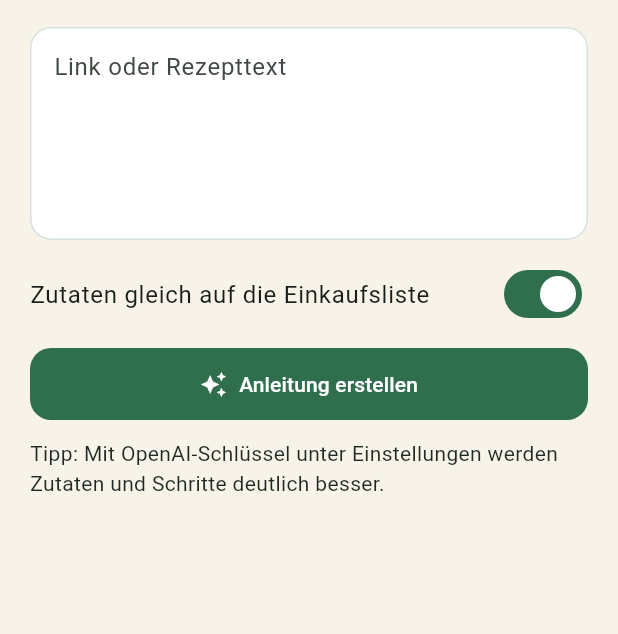
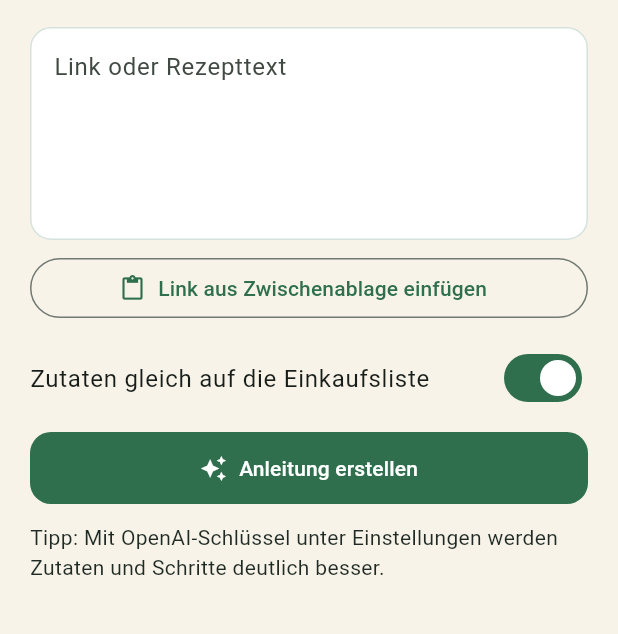
Before and after one commit to bernhardbesser84/rezeptezumnachkochen, a Flutter app: the screen it shows after launch, after a tap on "Jetzt Rezept hinzufügen", on a phone screen of 412 x 824 dp, the part 360-994 px from its top. Run offline on Flutter 3.47's test engine with Material 3 defaults, Android fonts, the phone set to English and light mode, and no system bars; our stand-ins replace app_links, shared_preferences; missing offline and left inert: receive_sharing_intent.

Commit message:
feat: kostenlose iPhone-Web-App (PWA) ohne Apple-Abo
Flutter Web/PWA mit Homescreen-Anleitung, Link-Einfügen-Button,
GitHub-Pages-Deploy und Doku für Safari „Zum Home-Bildschirm“.

Co-authored-by: bernhardbesser84 <bernhardbesser84@users.noreply.github.com>

```diff
--- a/lib/screens/add_recipe_screen.dart
+++ b/lib/screens/add_recipe_screen.dart
@@ -1,8 +1,10 @@
 import 'package:flutter/material.dart';
+import 'package:flutter/services.dart';
 
 import '../services/app_repository.dart';
 import '../services/recipe_extractor.dart';
 import '../theme/app_theme.dart';
+import '../utils/platform_hints.dart';
 
 class AddRecipeScreen extends StatefulWidget {
   const AddRecipeScreen({
@@ -36,6 +38,22 @@ class _AddRecipeScreenState extends State<AddRecipeScreen> {
   void dispose() {
     _controller.dispose();
     super.dispose();
+  }
+
+  Future<void> _pasteFromClipboard() async {
+    final data = await Clipboard.getData(Clipboard.kTextPlain);
+    final text = data?.text?.trim() ?? '';
+    if (text.isEmpty) {
+      if (!mounted) return;
+      ScaffoldMessenger.of(context).showSnackBar(
+        const SnackBar(content: Text('Zwischenablage ist leer.')),
+      );
+      return;
+    }
+    setState(() {
+      _controller.text = text;
+      _controller.selection = TextSelection.collapsed(offset: text.length);
+    });
   }
 
   Future<void> _createRecipe() async {
@@ -75,6 +93,8 @@ class _AddRecipeScreenState extends State<AddRecipeScreen> {
 
   @override
   Widget build(BuildContext context) {
+    final webHint = PlatformHints.isWeb;
+
     return Scaffold(
       appBar: AppBar(title: const Text('Rezept hinzufügen')),
       body: ListView(
@@ -87,20 +107,26 @@ class _AddRecipeScreenState extends State<AddRecipeScreen> {
               borderRadius: BorderRadius.circular(18),
               border: Border.all(color: AppTheme.seed.withValues(alpha: 0.12)),
             ),
-            child: const Column(
+            child: Column(
               crossAxisAlignment: CrossAxisAlignment.start,
               children: [
-                Text(
+                const Text(
                   'So geht’s ganz einfach',
                   style: TextStyle(fontWeight: FontWeight.w700, fontSize: 16),
                 ),
-                SizedBox(height: 8),
+                const SizedBox(height: 8),
                 Text(
-                  '1. Am iPhone ein Rezeptvideo öffnen.\n'
-                  '2. Auf Teilen tippen und „Rezept Nachkochen“ wählen '
-                  '(oder Link hier einfügen).\n'
-                  '3. Anleitung erstellen – danach erscheint das Rezept '
-                  'auch auf Tablett und Galaxy.',
+                  webHint
+                      ? 'Am iPhone:\n'
+                          '1. Rezeptvideo öffnen und den Link kopieren.\n'
+                          '2. Hier auf „Link einfügen“ tippen.\n'
+                          '3. Anleitung erstellen – danach siehst du das Rezept '
+                          'auch auf Galaxy und Tablett.'
+                      : '1. Am iPhone ein Rezeptvideo öffnen.\n'
+                          '2. Auf Teilen tippen und „Rezept Nachkochen“ wählen '
+                          '(oder Link hier einfügen).\n'
+                          '3. Anleitung erstellen – danach erscheint das Rezept '
+                          'auch auf Tablett und Galaxy.',
                 ),
               ],
             ),
@@ -116,6 +142,12 @@ class _AddRecipeScreenState extends State<AddRecipeScreen> {
                   'https://... oder Beschreibung aus dem Video einfügen',
               alignLabelWithHint: true,
             ),
+          ),
+          const SizedBox(height: 8),
+          OutlinedButton.icon(
+            onPressed: _loading ? null : _pasteFromClipboard,
+            icon: const Icon(Icons.content_paste),
+            label: const Text('Link aus Zwischenablage einfügen'),
           ),
           const SizedBox(height: 8),
           SwitchListTile(
--- /dev/null
+++ b/lib/utils/platform_hints.dart
@@ -0,0 +1,14 @@
+import 'package:flutter/foundation.dart';
+
+/// Kleine Helfer, damit die Web-App auf dem iPhone klar erklärt wird.
+class PlatformHints {
+  static bool get isWeb => kIsWeb;
+
+  /// Grober Check: iPhone/iPad im Browser (kein echtes Native-API).
+  static bool get looksLikeAppleMobileWeb {
+    if (!kIsWeb) return false;
+    final agent = defaultTargetPlatform;
+    // Auf Web ist defaultTargetPlatform oft iOS/Android je nach Gerät.
+    return agent == TargetPlatform.iOS;
+  }
+}
```
Also changed, not shown: lib/screens/home_screen.dart (+49 -1 lines), lib/screens/web_install_screen.dart (added, +121 -0 lines), 11 other files.
